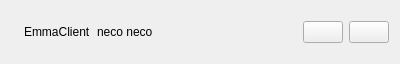
Above: quickevent/app/plugins/qml/Event/src/services/servicewidget.ui from Quick-Event/quickbox before the change. Below: the same form after it.
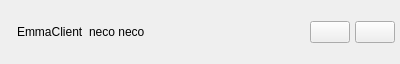
That is the form after the change. Icons and pictures are not drawn.

```diff
--- a/quickevent/app/plugins/qml/Event/src/services/servicewidget.ui
+++ b/quickevent/app/plugins/qml/Event/src/services/servicewidget.ui
@@ -14,6 +14,21 @@
    <string>Form</string>
   </property>
   <layout class="QHBoxLayout" name="horizontalLayout">
+   <property name="spacing">
+    <number>5</number>
+   </property>
+   <property name="leftMargin">
+    <number>5</number>
+   </property>
+   <property name="topMargin">
+    <number>1</number>
+   </property>
+   <property name="rightMargin">
+    <number>5</number>
+   </property>
+   <property name="bottomMargin">
+    <number>1</number>
+   </property>
    <item>
     <widget class="QLabel" name="lblStatus">
      <property name="text">
@@ -50,9 +65,6 @@
       <iconset resource="../../../../../../../libqf/libqfqmlwidgets/images/flat/flat.qrc">
        <normaloff>:/qf/qmlwidgets/images/flat/media-play.svg</normaloff>:/qf/qmlwidgets/images/flat/media-play.svg</iconset>
      </property>
-     <property name="checkable">
-      <bool>true</bool>
-     </property>
     </widget>
    </item>
    <item>
```
